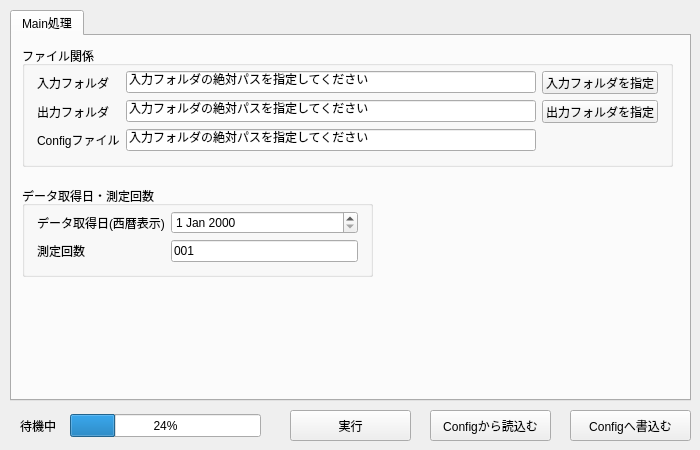
Before: the Qt Designer form DemoApp_UI.ui in kenichiro90/PyQt5_DemoApp, drawn with Qt 5.
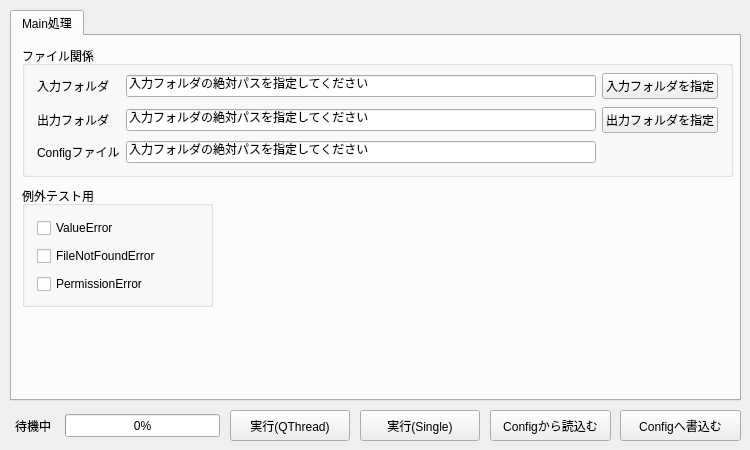
After: the same form once the commit is applied.

Commit message: GUIのレイアウト変更

```diff
--- a/DemoApp_UI.ui
+++ b/DemoApp_UI.ui
@@ -6,7 +6,7 @@
    <rect>
     <x>0</x>
     <y>0</y>
-    <width>700</width>
+    <width>750</width>
     <height>450</height>
    </rect>
   </property>
@@ -18,7 +18,7 @@
     <rect>
      <x>10</x>
      <y>10</y>
-     <width>681</width>
+     <width>731</width>
      <height>391</height>
     </rect>
    </property>
@@ -34,8 +34,8 @@
       <rect>
        <x>10</x>
        <y>10</y>
-       <width>651</width>
-       <height>121</height>
+       <width>711</width>
+       <height>131</height>
       </rect>
      </property>
      <property name="title">
@@ -46,8 +46,8 @@
        <rect>
         <x>15</x>
         <y>25</y>
-        <width>621</width>
-        <height>80</height>
+        <width>681</width>
+        <height>96</height>
        </rect>
       </property>
       <layout class="QGridLayout" name="gridLayout">
@@ -115,44 +115,41 @@
       <rect>
        <x>10</x>
        <y>150</y>
-       <width>351</width>
-       <height>91</height>
+       <width>191</width>
+       <height>121</height>
       </rect>
      </property>
      <property name="title">
-      <string>データ取得日・測定回数</string>
+      <string>例外テスト用</string>
      </property>
      <widget class="QWidget" name="gridLayoutWidget_2">
       <property name="geometry">
        <rect>
         <x>15</x>
-        <y>25</y>
-        <width>321</width>
-        <height>51</height>
+        <y>30</y>
+        <width>160</width>
+        <height>80</height>
        </rect>
       </property>
-      <layout class="QGridLayout" name="gridLayout_2">
-       <item row="0" column="0">
-        <widget class="QLabel" name="label_4">
+      <layout class="QVBoxLayout" name="verticalLayout">
+       <item>
+        <widget class="QCheckBox" name="valueErrorCheckBox">
          <property name="text">
-          <string>データ取得日(西暦表示)</string>
+          <string>ValueError</string>
          </property>
         </widget>
        </item>
-       <item row="0" column="1">
-        <widget class="QDateEdit" name="dateEdit"/>
-       </item>
-       <item row="1" column="0">
-        <widget class="QLabel" name="label_5">
+       <item>
+        <widget class="QCheckBox" name="fileNotFoundErrorCheckBox">
          <property name="text">
-          <string>測定回数</string>
+          <string>FileNotFoundError</string>
          </property>
         </widget>
        </item>
-       <item row="1" column="1">
-        <widget class="QLineEdit" name="lineEdit_4">
+       <item>
+        <widget class="QCheckBox" name="permissionErrorCheckBox">
          <property name="text">
-          <string>001</string>
+          <string>PermissionError</string>
          </property>
         </widget>
        </item>
@@ -167,7 +164,7 @@
   <widget class="QLabel" name="analyzerStateLabel">
    <property name="geometry">
     <rect>
-     <x>20</x>
+     <x>15</x>
      <y>420</y>
      <width>50</width>
      <height>12</height>
@@ -180,33 +177,33 @@
   <widget class="QProgressBar" name="progressBar">
    <property name="geometry">
     <rect>
-     <x>70</x>
+     <x>65</x>
      <y>414</y>
-     <width>191</width>
+     <width>155</width>
      <height>23</height>
     </rect>
    </property>
    <property name="value">
-    <number>24</number>
+    <number>0</number>
    </property>
   </widget>
   <widget class="QPushButton" name="mainPushButton">
    <property name="geometry">
     <rect>
-     <x>290</x>
+     <x>230</x>
      <y>410</y>
-     <width>121</width>
+     <width>120</width>
      <height>31</height>
     </rect>
    </property>
    <property name="text">
-    <string>実行</string>
+    <string>実行(QThread)</string>
    </property>
   </widget>
   <widget class="QPushButton" name="readConfigFilePushButton">
    <property name="geometry">
     <rect>
-     <x>430</x>
+     <x>490</x>
      <y>410</y>
      <width>121</width>
      <height>31</height>
@@ -219,7 +216,7 @@
   <widget class="QPushButton" name="writeConfigFilePushButton">
    <property name="geometry">
     <rect>
-     <x>570</x>
+     <x>620</x>
      <y>410</y>
      <width>121</width>
      <height>31</height>
@@ -229,6 +226,19 @@
     <string>Configへ書込む</string>
    </property>
   </widget>
+  <widget class="QPushButton" name="mainPushButton_2">
+   <property name="geometry">
+    <rect>
+     <x>360</x>
+     <y>410</y>
+     <width>120</width>
+     <height>31</height>
+    </rect>
+   </property>
+   <property name="text">
+    <string>実行(Single)</string>
+   </property>
+  </widget>
  </widget>
  <resources/>
  <connections>
```
Left out of the diff: 31 changed lines with no effect on the pictures. The commit also changes 1 other file.
